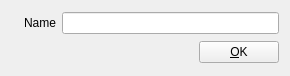
Before: the Qt Designer form src/Widgets/PresetDialog.ui in CasparCG/client, drawn with Qt 5.
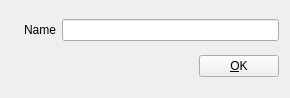
After: the same form once the commit is applied. Icons and pictures are not drawn.

```diff
--- a/src/Widgets/PresetDialog.ui
+++ b/src/Widgets/PresetDialog.ui
@@ -7,14 +7,61 @@
     <x>0</x>
     <y>0</y>
     <width>290</width>
-    <height>76</height>
+    <height>98</height>
    </rect>
   </property>
+  <property name="minimumSize">
+   <size>
+    <width>290</width>
+    <height>98</height>
+   </size>
+  </property>
+  <property name="maximumSize">
+   <size>
+    <width>290</width>
+    <height>98</height>
+   </size>
+  </property>
   <property name="windowTitle">
    <string>Save Preset</string>
   </property>
   <layout class="QGridLayout" name="gridLayout">
-   <item row="1" column="3">
+   <item row="0" column="0">
+    <widget class="QLabel" name="labelLogo">
+     <property name="sizePolicy">
+      <sizepolicy hsizetype="Fixed" vsizetype="Fixed">
+       <horstretch>0</horstretch>
+       <verstretch>0</verstretch>
+      </sizepolicy>
+     </property>
+     <property name="text">
+      <string/>
+     </property>
+     <property name="pixmap">
+      <pixmap resource="Widgets.qrc">:/Graphics/Images/Preset.png</pixmap>
+     </property>
+     <property name="scaledContents">
+      <bool>true</bool>
+     </property>
+     <property name="alignment">
+      <set>Qt::AlignLeading|Qt::AlignLeft|Qt::AlignVCenter</set>
+     </property>
+    </widget>
+   </item>
+   <item row="0" column="1">
+    <widget class="QLabel" name="labelName">
+     <property name="text">
+      <string>Name</string>
+     </property>
+     <property name="alignment">
+      <set>Qt::AlignRight|Qt::AlignTrailing|Qt::AlignVCenter</set>
+     </property>
+    </widget>
+   </item>
+   <item row="0" column="2" colspan="2">
+    <widget class="QLineEdit" name="lineEditName"/>
+   </item>
+   <item row="1" column="2">
     <spacer name="horizontalSpacer">
      <property name="orientation">
       <enum>Qt::Horizontal</enum>
@@ -27,17 +74,7 @@
      </property>
     </spacer>
    </item>
-   <item row="0" column="1">
-    <widget class="QLabel" name="labelName">
-     <property name="text">
-      <string>Name</string>
-     </property>
-     <property name="alignment">
-      <set>Qt::AlignRight|Qt::AlignTrailing|Qt::AlignVCenter</set>
-     </property>
-    </widget>
-   </item>
-   <item row="1" column="4">
+   <item row="1" column="3">
     <widget class="QPushButton" name="pushButtonOK">
      <property name="focusPolicy">
       <enum>Qt::NoFocus</enum>
@@ -47,22 +84,6 @@
      </property>
     </widget>
    </item>
-   <item row="0" column="2" colspan="3">
-    <widget class="QLineEdit" name="lineEditName"/>
-   </item>
-   <item row="0" column="0" rowspan="2">
-    <widget class="QLabel" name="labelLogo">
-     <property name="text">
-      <string/>
-     </property>
-     <property name="pixmap">
-      <pixmap resource="Widgets.qrc">:/Graphics/Images/Preset.png</pixmap>
-     </property>
-     <property name="scaledContents">
-      <bool>true</bool>
-     </property>
-    </widget>
-   </item>
   </layout>
  </widget>
  <resources>
```
